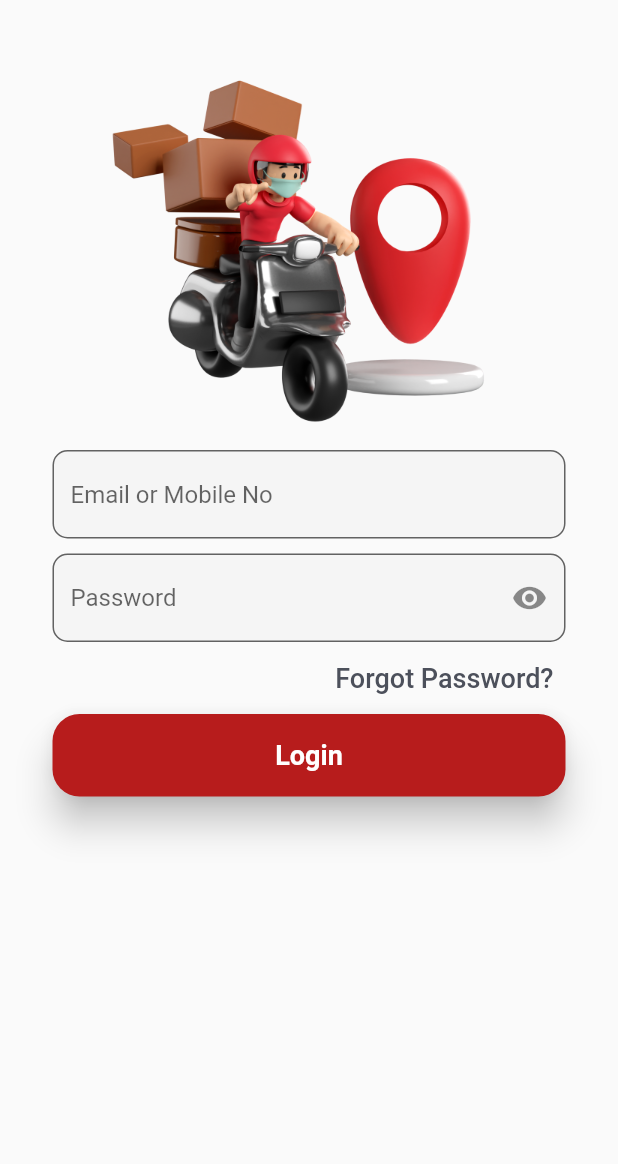
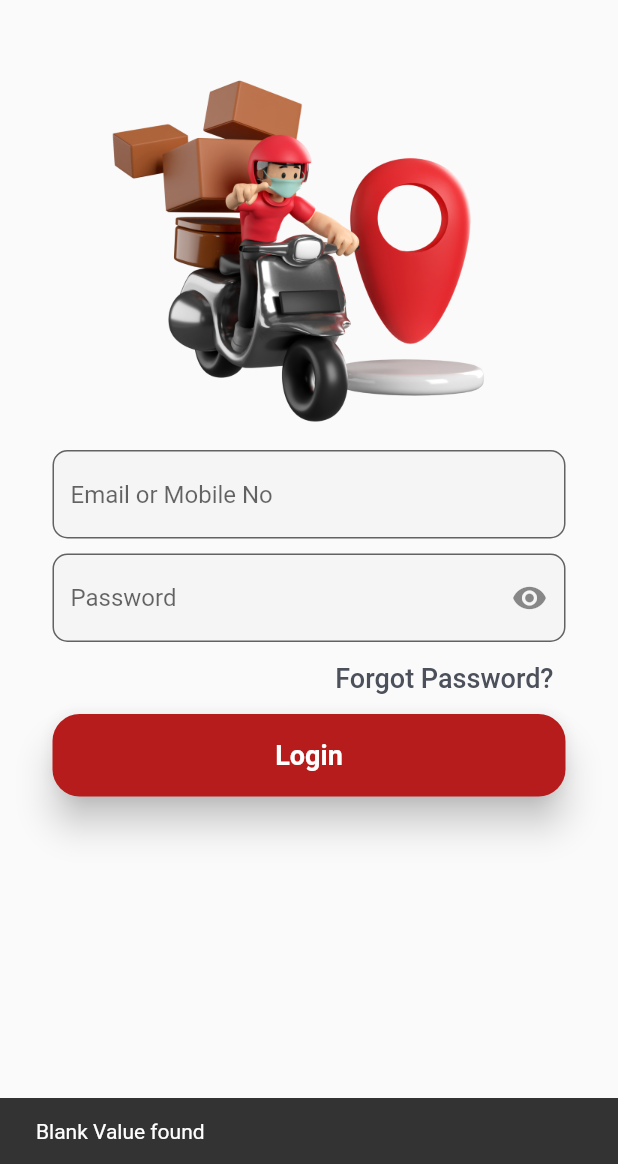
Before and after one commit to omarparvezmiaji/E-Commerce_Delivery_App, a Flutter app: the screen it shows after launch, after a tap on "Login", on a phone screen of 412 x 824 dp, the part 72-1236 px from its top. Run offline on Flutter 3.47's test engine with Material 2 defaults, Android fonts, the phone set to English and light mode, and no system bars; our stand-ins replace flutter_svg, iconsax, page_transition, shared_preferences.

Commit message:
version 29.08.2022 by sakir

```diff
--- a/lib/modelClass/api_request/api.dart
+++ b/lib/modelClass/api_request/api.dart
@@ -1,4 +1,5 @@
 //import 'package:delivery_app/modelClass/api_request/login_model.dart';
+import 'package:delivery_app/common_widgets/app_text.dart';
 import 'package:delivery_app/modelClass/api_request/login_model2.dart';
 import 'package:delivery_app/navigator/navigator.dart';
 import 'package:delivery_app/styles/colors.dart';
@@ -74,9 +75,10 @@ Future Login(BuildContext context, email,password)async{
     }
     else {
 
-      //print("Shooooooooow Statuuuuuuuus: ${smartDeliveryMan.status}");
+      print("Shooooooooow Statuuuuuuuus: ${smartDeliveryMan.status}");
 
-      snackBarMessage(context,"Mobile No or Password might be wrong");
+      ScaffoldMessenger.of(context).showSnackBar(SnackBar(content: AppText(text: "Mobile No or Password might be wrong")));
+
 
     }
   }
--- a/lib/screens/login.dart
+++ b/lib/screens/login.dart
@@ -144,11 +144,19 @@ class _LoginPageState extends State<LoginPage> {
           //-----> Sending Login credentials <-----
 
           Login(context, emailController.text, passwordlController.text);
-        } else if (emailController.text == '') {
-          print('Please Enter a Phone Number');
-        } else if (passwordlController.text == '') {
-          print('Please Enter a Password');
         }
+
+        // else if (emailController.text == '') {
+        //   print('Please Enter a Phone Number');
+        // }
+        // else if (passwordlController.text == '') {
+        //   print('Please Enter a Password');
+        // }
+
+        else
+          {
+            ScaffoldMessenger.of(context).showSnackBar(SnackBar(content: AppText(text: "Blank Value found")));
+          }
       },
     );
   }
```
Also changed, not shown: lib/screens/profile_details.dart (+6 -4 lines).
